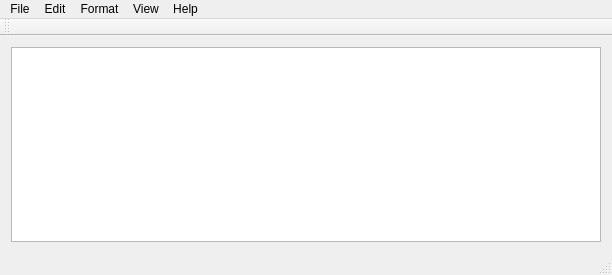
Before: the Qt Designer form NoteYocta/mainwindow.ui in aliakbarmotallebi/noteyocto, drawn with Qt 5.
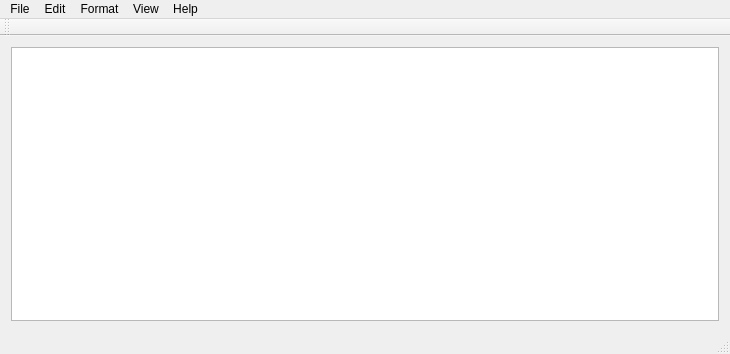
After: the same form once the commit is applied. Icons and pictures are not drawn.

```diff
--- a/NoteYocta/mainwindow.ui
+++ b/NoteYocta/mainwindow.ui
@@ -6,8 +6,8 @@
    <rect>
     <x>0</x>
     <y>0</y>
-    <width>612</width>
-    <height>275</height>
+    <width>730</width>
+    <height>354</height>
    </rect>
   </property>
   <property name="minimumSize">
@@ -31,7 +31,7 @@
     <rect>
      <x>0</x>
      <y>0</y>
-     <width>612</width>
+     <width>730</width>
      <height>21</height>
     </rect>
    </property>
```
Left out of the diff: 90 changed lines with no effect on the pictures.
